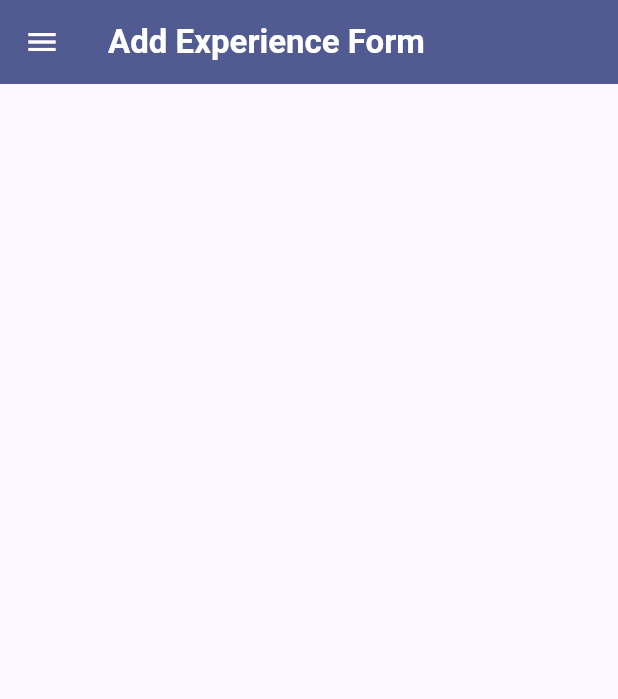
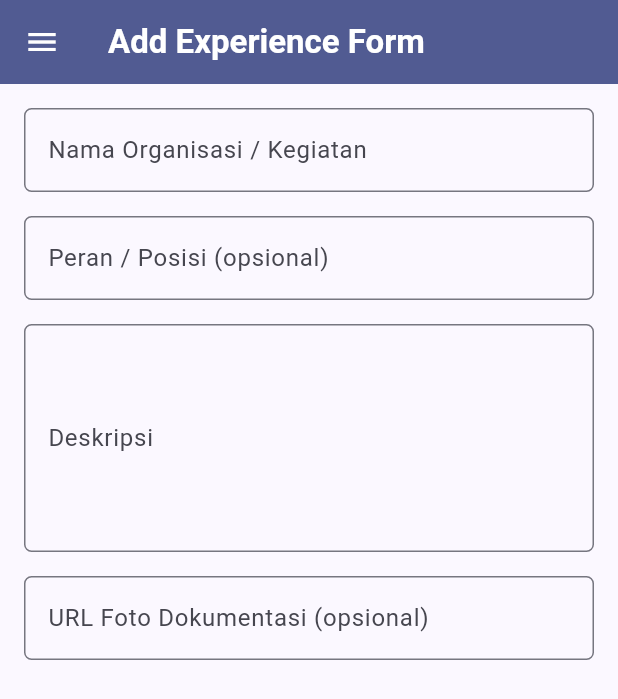
Before and after one commit to fazaaqila09/myportofolio_mobile, a Flutter app: the ExperienceFormPage screen opened directly, on a phone screen of 412 x 824 dp. Shown: the top 699 px of the screen. Run offline on Flutter 3.47's test engine with Material 3 defaults, Android fonts, the phone set to English and light mode, and no system bars; our stand-ins replace material_ui.

Commit message:
feat: tambah input teks Experience beserta validasinya

```diff
--- a/lib/screens/experience_form.dart
+++ b/lib/screens/experience_form.dart
@@ -13,8 +13,107 @@ class ExperienceFormPage extends StatefulWidget {
 }
 
 class _ExperienceFormPageState extends State<ExperienceFormPage> {
+  // Batas panjang mengikuti max_length di model Django.
+  static const int _titleMaxLength = 255; // title = CharField(max_length=255)
+  static const int _roleMaxLength = 100; // role = CharField(max_length=100)
+  static const int _urlMaxLength = 200; // URLField: max_length bawaan 200
+
   // Kunci untuk mengakses FormState: menjalankan validate() dan reset().
   final _formKey = GlobalKey<FormState>();
+
+  // Controller menyimpan isian setiap field teks dan ikut dikosongkan oleh
+  // _formKey.currentState!.reset().
+  final _titleController = TextEditingController();
+  final _roleController = TextEditingController();
+  final _descriptionController = TextEditingController();
+  final _thumbnailController = TextEditingController();
+
+  @override
+  void dispose() {
+    // Controller wajib dilepas agar tidak terjadi kebocoran memori.
+    _titleController.dispose();
+    _roleController.dispose();
+    _descriptionController.dispose();
+    _thumbnailController.dispose();
+    super.dispose();
+  }
+
+  // Validator
+
+  /// Isian wajib: menolak nilai kosong, nilai yang hanya berisi spasi
+  /// (karena di-trim dulu), dan nilai yang melebihi [maxLength] karakter.
+  static String? _validateRequired(
+    String? value,
+    String label, {
+    int? maxLength,
+  }) {
+    final text = value?.trim() ?? '';
+    if (text.isEmpty) {
+      return '$label tidak boleh kosong!';
+    }
+    if (maxLength != null && text.length > maxLength) {
+      return '$label maksimal $maxLength karakter (sekarang ${text.length}).';
+    }
+    return null; // null berarti valid
+  }
+
+  /// Isian opsional: boleh kosong, tetapi tetap dibatasi [maxLength] karakter.
+  static String? _validateOptional(String? value, String label, int maxLength) {
+    final text = value?.trim() ?? '';
+    if (text.length > maxLength) {
+      return '$label maksimal $maxLength karakter (sekarang ${text.length}).';
+    }
+    return null;
+  }
+
+  /// URL opsional: boleh kosong; jika diisi harus URL http/https yang memiliki
+  /// host (setara URLField di Django) dan tidak lebih dari [_urlMaxLength].
+  static String? _validateOptionalUrl(String? value) {
+    final text = value?.trim() ?? '';
+    if (text.isEmpty) {
+      return null;
+    }
+    final uri = Uri.tryParse(text);
+    final isWebUrl = uri != null &&
+        (uri.scheme == 'http' || uri.scheme == 'https') &&
+        uri.host.isNotEmpty;
+    if (!isWebUrl) {
+      return 'Masukkan URL yang valid, diawali http:// atau https://';
+    }
+    if (text.length > _urlMaxLength) {
+      return 'URL maksimal $_urlMaxLength karakter.';
+    }
+    return null;
+  }
+
+  // Tampilan
+
+  /// Satu field teks dengan gaya yang seragam (border membulat, label, hint).
+  Widget _buildTextField({
+    required TextEditingController controller,
+    required String label,
+    required String hint,
+    required FormFieldValidator<String> validator,
+    int maxLines = 1,
+    TextInputType? keyboardType,
+  }) {
+    return Padding(
+      padding: const EdgeInsets.all(8.0),
+      child: TextFormField(
+        controller: controller,
+        maxLines: maxLines,
+        keyboardType: keyboardType,
+        decoration: InputDecoration(
+          hintText: hint,
+          labelText: label,
+          border: OutlineInputBorder(
+            borderRadius: BorderRadius.circular(5.0),
+          ),
+        ),
+        validator: validator,
+      ),
+    );
+  }
 
   @override
   Widget build(BuildContext context) {
@@ -38,12 +137,49 @@ class _ExperienceFormPageState extends State<ExperienceFormPage> {
         key: _formKey,
         // SingleChildScrollView membuat seluruh field dan tombol Simpan tetap
         // bisa dijangkau pada layar sempit atau saat papan ketik muncul.
-        child: const SingleChildScrollView(
-          padding: EdgeInsets.all(8.0),
+        child: SingleChildScrollView(
+          padding: const EdgeInsets.all(8.0),
           child: Column(
             crossAxisAlignment: CrossAxisAlignment.start,
             children: [
-              // Field formulir ditambahkan pada langkah berikutnya.
+              // === Nama organisasi / kegiatan (wajib) ===
+              _buildTextField(
+                controller: _titleController,
+                label: 'Nama Organisasi / Kegiatan',
+                hint: 'Contoh: COMPFEST 18',
+                validator: (value) => _validateRequired(
+                  value,
+                  'Nama organisasi / kegiatan',
+                  maxLength: _titleMaxLength,
+                ),
+              ),
+
+              // === Peran / posisi (opsional) ===
+              _buildTextField(
+                controller: _roleController,
+                label: 'Peran / Posisi (opsional)',
+                hint: 'Contoh: VPIC of Transportation',
+                validator: (value) =>
+                    _validateOptional(value, 'Peran / posisi', _roleMaxLength),
+              ),
+
+              // === Deskripsi (wajib) ===
+              _buildTextField(
+                controller: _descriptionController,
+                label: 'Deskripsi',
+                hint: 'Ceritakan pengalamanmu',
+                maxLines: 5,
+                validator: (value) => _validateRequired(value, 'Deskripsi'),
+              ),
+
+              // === URL foto dokumentasi (opsional) ===
+              _buildTextField(
+                controller: _thumbnailController,
+                label: 'URL Foto Dokumentasi (opsional)',
+                hint: 'https://...',
+                keyboardType: TextInputType.url,
+                validator: _validateOptionalUrl,
+              ),
             ],
           ),
         ),
```
